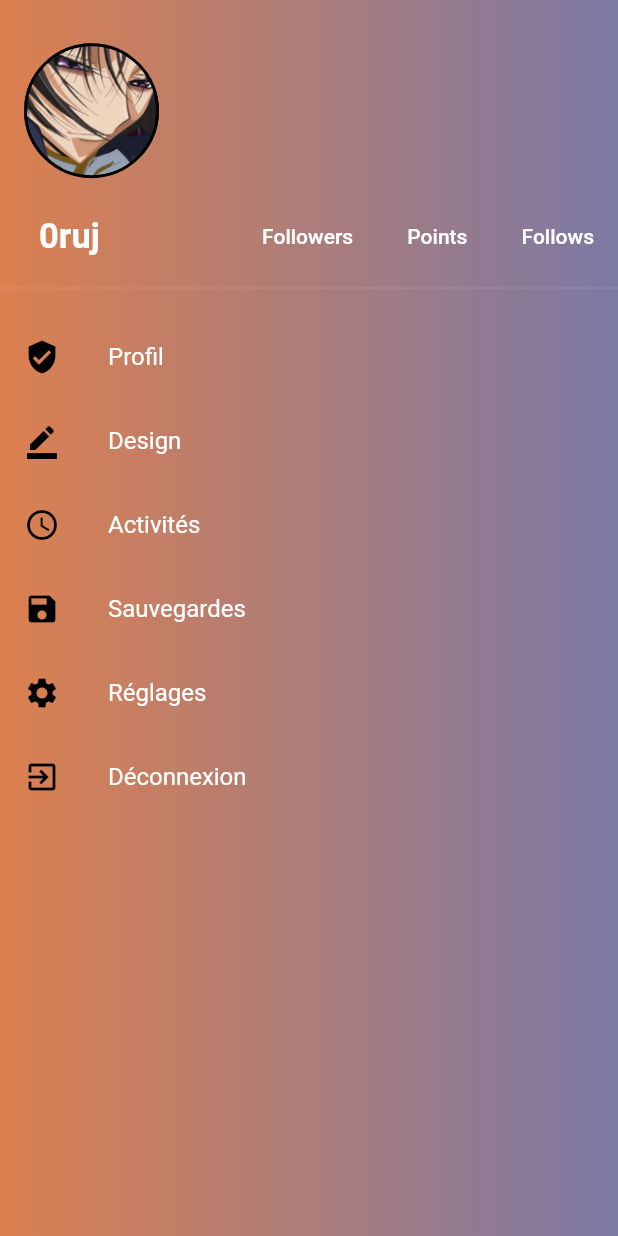
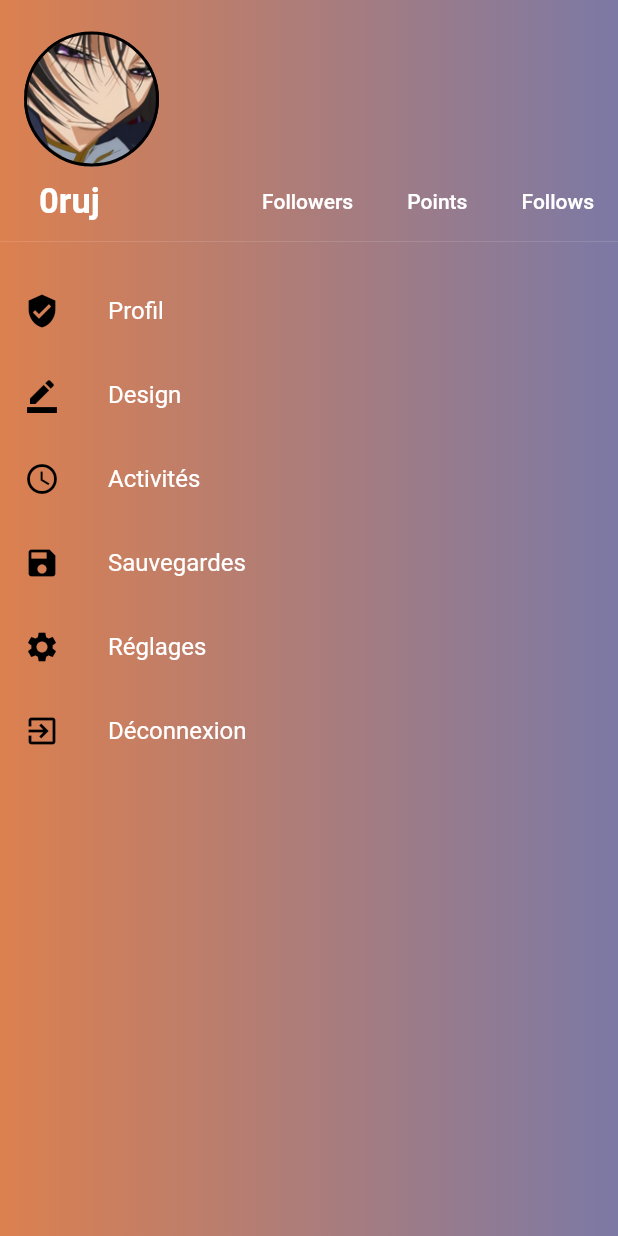
Before and after one commit to Gemu-Inc/Gemu_ui, a Flutter app: the ProfilMenu screen opened directly, on a phone screen of 412 x 824 dp. Run offline on Flutter 3.47's test engine with Material 2 defaults, Android fonts, the phone set to English and light mode, and no system bars; our stand-ins replace cached_network_image, firebase_auth, firebase_core, flutter_icons, flutter_svg, gradient_app_bar and 3 more; missing offline and left inert: flutter_material_color_picker; accounts and stored records are empty; project files that could hold a hidden picture were left out.

Commit message:
Patch rectification bug profil screen

```diff
--- a/lib/screens/profil_screen.dart
+++ b/lib/screens/profil_screen.dart
@@ -29,7 +29,6 @@ class _ProfilMenuState extends State<ProfilMenu> {
           padding: EdgeInsets.zero,
           children: <Widget>[
             Container(
-                height: 200,
                 child: DrawerHeader(
               child: Column(
                 mainAxisAlignment: MainAxisAlignment.spaceAround,
@@ -43,12 +42,11 @@ class _ProfilMenuState extends State<ProfilMenu> {
                           width: 90,
                           decoration: BoxDecoration(
                               shape: BoxShape.circle,
-                                  border: Border.all(
-                                      color: Colors.black, width: 2.0),
+                              border:
+                                  Border.all(color: Colors.black, width: 2.0),
                               image: DecorationImage(
                                   fit: BoxFit.cover,
-                                      image:
-                                          AssetImage(currentUser.imageProfil))),
+                                  image: AssetImage(currentUser.imageProfil))),
                         ),
                       )),
                   Row(
--- a/lib/widgets/bottom_share.dart
+++ b/lib/widgets/bottom_share.dart
@@ -163,7 +163,7 @@ class _BottomShare extends State<BottomShare>
                             }
                           },
                           backgroundColor: Colors.transparent,
-                          elevation: 10.0,
+                          elevation: 6.0,
                           tooltip: 'Share',
                           child: Stack(
                             children: [
```
Lines whose indentation alone changed are shown as unchanged.
